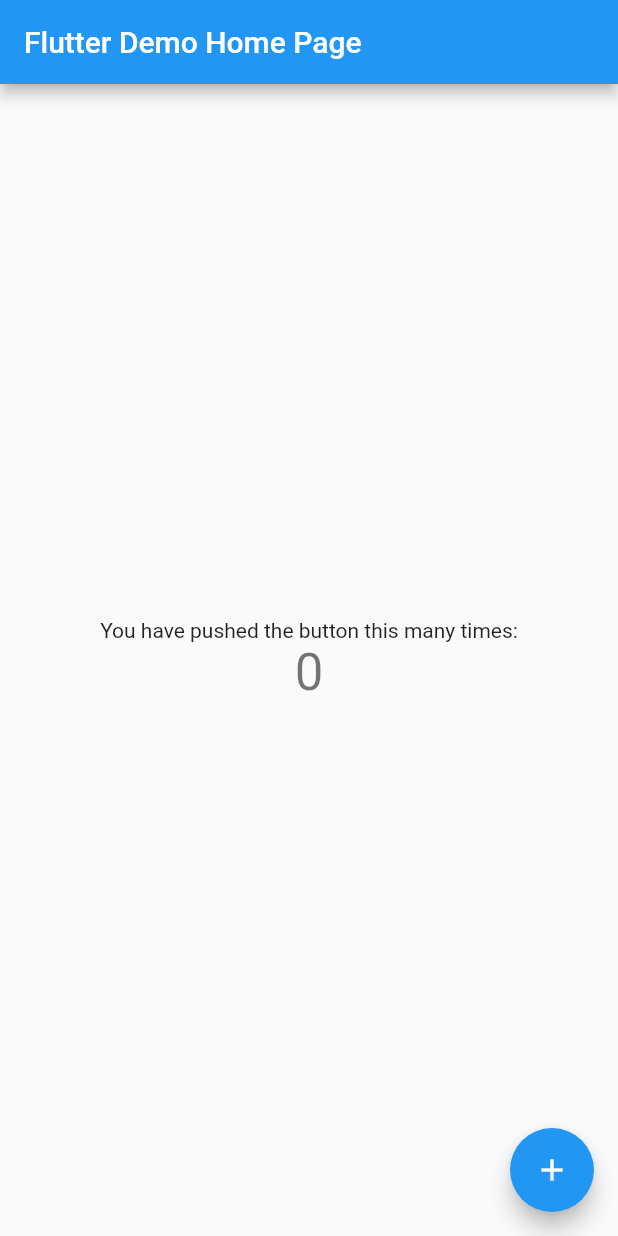
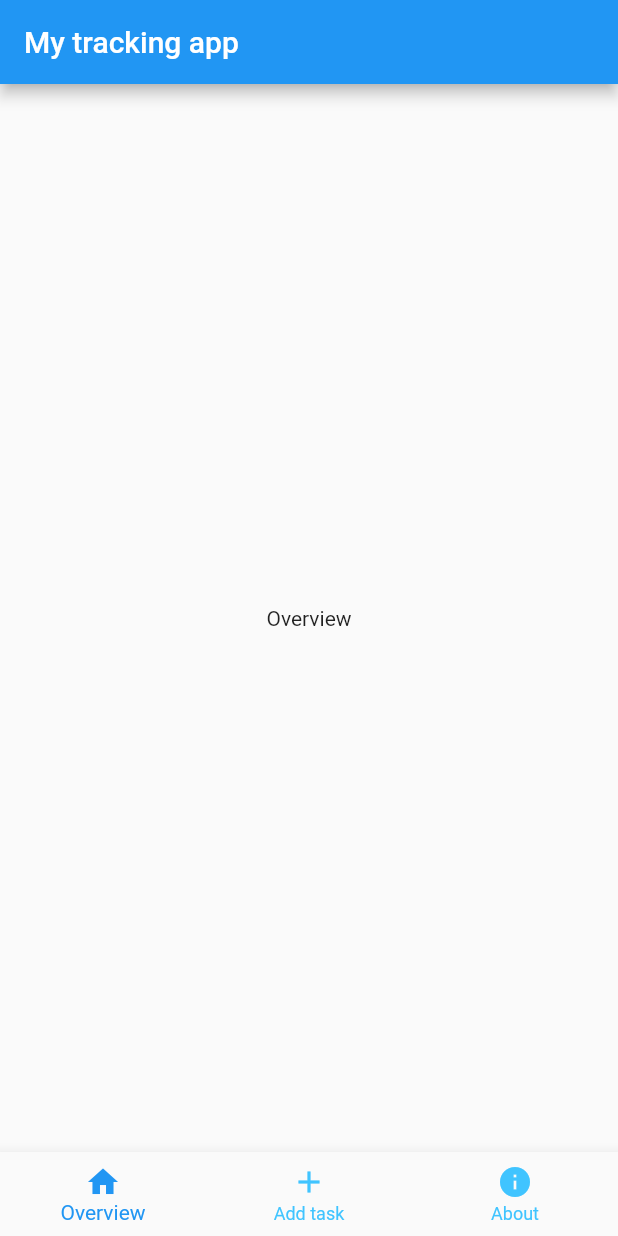
Before and after one commit to lezakovamel/ml-tracking, a Flutter app: the screen it shows after launch, on a phone screen of 412 x 824 dp. Run offline on Flutter 3.47's test engine with Material 2 defaults, Android fonts, the phone set to English and light mode, and no system bars.

Commit message:
page files added

```diff
--- a/lib/main.dart
+++ b/lib/main.dart
@@ -26,7 +26,7 @@ class MyApp extends StatelessWidget {
         // closer together (more dense) than on mobile platforms.
         visualDensity: VisualDensity.adaptivePlatformDensity,
       ),
-      home: MyHomePage(title: 'Flutter Demo Home Page'),
+      home: MyHomePage(title: 'My tracking app'),
     );
   }
 }
@@ -52,6 +52,7 @@ class MyHomePage extends StatefulWidget {
 class _MyHomePageState extends State<MyHomePage> {
   int _counter = 0;
 
+
   void _incrementCounter() {
     setState(() {
       // This call to setState tells the Flutter framework that something has
@@ -62,6 +63,12 @@ class _MyHomePageState extends State<MyHomePage> {
       _counter++;
     });
   }
+  int _currentIndex=0;
+  final tabs = [
+    Center(child: Text('Overview')),
+    Center(child: Text('AddTask')),
+    Center(child: Text('About')),
+  ];
 
   @override
   Widget build(BuildContext context) {
@@ -77,7 +84,7 @@ class _MyHomePageState extends State<MyHomePage> {
         // the App.build method, and use it to set our appbar title.
         title: Text(widget.title),
       ),
-      body: Center(
+      body: tabs[_currentIndex],/*Center(
         // Center is a layout widget. It takes a single child and positions it
         // in the middle of the parent.
         child: Column(
@@ -106,12 +113,37 @@ class _MyHomePageState extends State<MyHomePage> {
             ),
           ],
         ),
+      ),*/
+      bottomNavigationBar: BottomNavigationBar(
+        currentIndex: _currentIndex,
+        type:BottomNavigationBarType.fixed,
+        unselectedItemColor: Colors.lightBlueAccent,
+        selectedItemColor: Colors.blue,
+        items: [
+          BottomNavigationBarItem(
+              icon:Icon(Icons.home),
+              title:Text('Overview'),
+              backgroundColor: Colors.blue),
+          BottomNavigationBarItem(
+              icon:Icon(Icons.add),
+              title:Text('Add task'),
+              backgroundColor: Colors.red),
+          BottomNavigationBarItem(
+              icon:Icon(Icons.info),
+              title:Text('About'),
+              backgroundColor: Colors.blue),
+        ],
+        onTap:(index){
+          setState(() {
+            _currentIndex = index;
+          });
+        }
       ),
-      floatingActionButton: FloatingActionButton(
+      /*floatingActionButton: FloatingActionButton(
         onPressed: _incrementCounter,
         tooltip: 'Increment',
         child: Icon(Icons.add),
-      ), // This trailing comma makes auto-formatting nicer for build methods.
+      ),*/ // This trailing comma makes auto-formatting nicer for build methods.
     );
   }
 }
```
Also changed, not shown: lib/aboutpage.dart (added), lib/addpage.dart (added), lib/overviewpage.dart (added).
